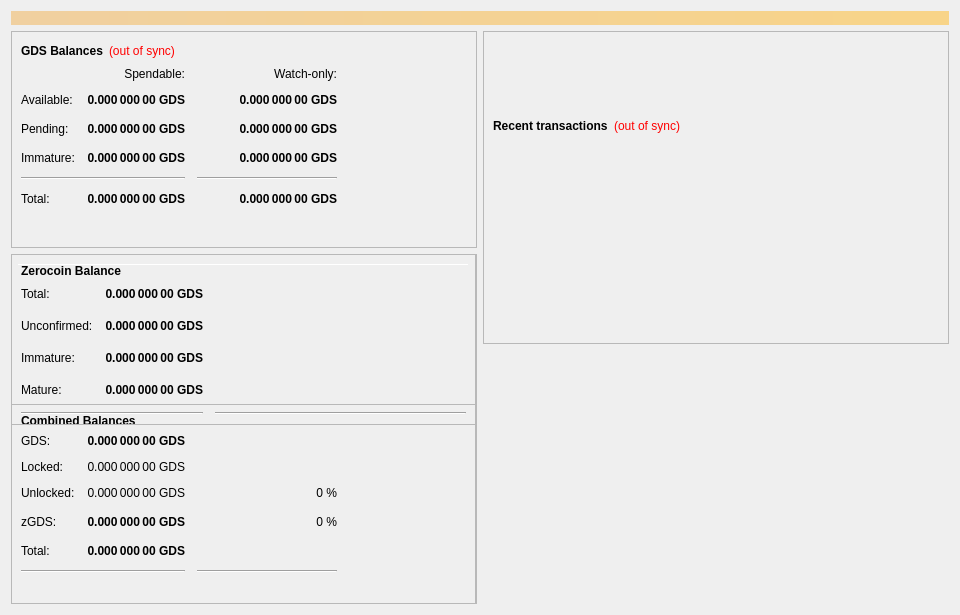
Above: src/qt/forms/overviewpage.ui from buddilla/GoCash-Core before the change. Below: the same form after it.
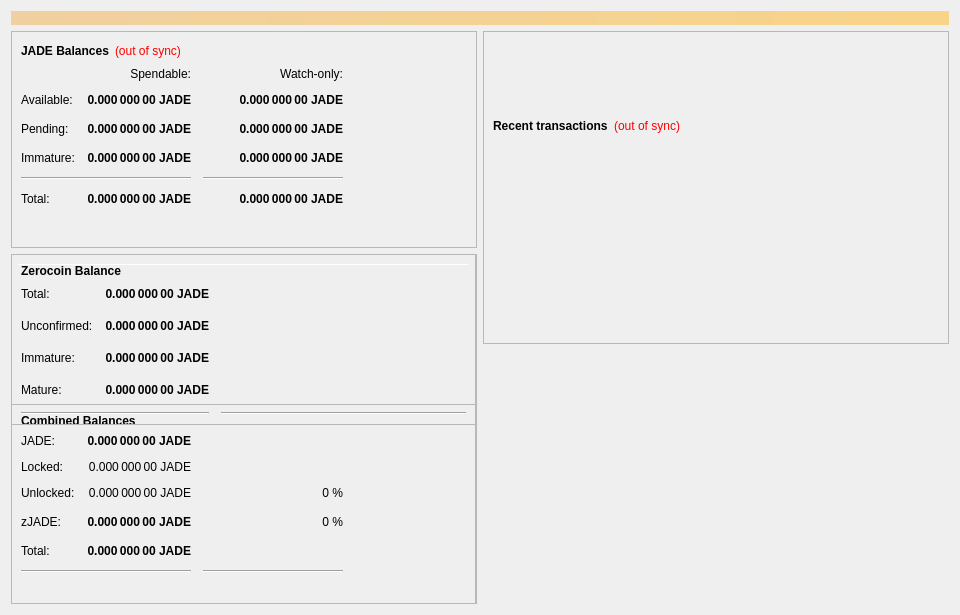
That is the form after the change.

The edit to the form file:
```diff
--- a/src/qt/forms/overviewpage.ui
+++ b/src/qt/forms/overviewpage.ui
@@ -60,7 +60,7 @@
                </font>
               </property>
               <property name="text">
-               <string>GDS Balances</string>
+               <string>JADE Balances</string>
               </property>
              </widget>
             </item>
@@ -118,7 +118,7 @@
                <string>Unconfirmed transactions to watch-only addresses</string>
               </property>
               <property name="text">
-               <string notr="true">0.000 000 00 GDS</string>
+               <string notr="true">0.000 000 00 JADE</string>
               </property>
               <property name="alignment">
                <set>Qt::AlignRight|Qt::AlignTrailing|Qt::AlignVCenter</set>
@@ -143,7 +143,7 @@
                <string>Total of transactions that have yet to be confirmed, and do not yet count toward the spendable balance</string>
               </property>
               <property name="text">
-               <string notr="true">0.000 000 00 GDS</string>
+               <string notr="true">0.000 000 00 JADE</string>
               </property>
               <property name="alignment">
                <set>Qt::AlignRight|Qt::AlignTrailing|Qt::AlignVCenter</set>
@@ -168,7 +168,7 @@
                <string>Staked or masternode rewards in watch-only addresses that has not yet matured</string>
               </property>
               <property name="text">
-               <string notr="true">0.000 000 00 GDS</string>
+               <string notr="true">0.000 000 00 JADE</string>
               </property>
               <property name="alignment">
                <set>Qt::AlignRight|Qt::AlignTrailing|Qt::AlignVCenter</set>
@@ -226,7 +226,7 @@
                <string>Staked or masternode rewards that has not yet matured</string>
               </property>
               <property name="text">
-               <string notr="true">0.000 000 00 GDS</string>
+               <string notr="true">0.000 000 00 JADE</string>
               </property>
               <property name="alignment">
                <set>Qt::AlignRight|Qt::AlignTrailing|Qt::AlignVCenter</set>
@@ -271,7 +271,7 @@
                <string>Your current total balance</string>
               </property>
               <property name="text">
-               <string notr="true">0.000 000 00 GDS</string>
+               <string notr="true">0.000 000 00 JADE</string>
               </property>
               <property name="alignment">
                <set>Qt::AlignRight|Qt::AlignTrailing|Qt::AlignVCenter</set>
@@ -296,7 +296,7 @@
                <string>Current total balance in watch-only addresses</string>
               </property>
               <property name="text">
-               <string notr="true">0.000 000 00 GDS</string>
+               <string notr="true">0.000 000 00 JADE</string>
               </property>
               <property name="alignment">
                <set>Qt::AlignRight|Qt::AlignTrailing|Qt::AlignVCenter</set>
@@ -338,7 +338,7 @@
                <string>Your current spendable balance</string>
               </property>
               <property name="text">
-               <string notr="true">0.000 000 00 GDS</string>
+               <string notr="true">0.000 000 00 JADE</string>
               </property>
               <property name="alignment">
                <set>Qt::AlignRight|Qt::AlignTrailing|Qt::AlignVCenter</set>
@@ -363,7 +363,7 @@
                <string>Your current balance in watch-only addresses</string>
               </property>
               <property name="text">
-               <string notr="true">0.000 000 00 GDS</string>
+               <string notr="true">0.000 000 00 JADE</string>
               </property>
               <property name="alignment">
                <set>Qt::AlignRight|Qt::AlignTrailing|Qt::AlignVCenter</set>
@@ -963,7 +963,7 @@
                 <string>Total of transactions that have yet to be confirmed, and do not yet count toward the spendable balance</string>
                </property>
                <property name="text">
-                <string notr="true">0.000 000 00 GDS</string>
+                <string notr="true">0.000 000 00 JADE</string>
                </property>
                <property name="alignment">
                 <set>Qt::AlignRight|Qt::AlignTrailing|Qt::AlignVCenter</set>
@@ -988,7 +988,7 @@
                 <string>Total Balance, including unconfirmed and immature coins.</string>
                </property>
                <property name="text">
-                <string notr="true">0.000 000 00 GDS</string>
+                <string notr="true">0.000 000 00 JADE</string>
                </property>
                <property name="alignment">
                 <set>Qt::AlignRight|Qt::AlignTrailing|Qt::AlignVCenter</set>
@@ -1021,7 +1021,7 @@
              <item row="1" column="0">
               <widget class="QLabel" name="labelBalanceTextz">
                <property name="text">
-                <string>GDS:</string>
+                <string>JADE:</string>
                </property>
               </widget>
              </item>
@@ -1040,7 +1040,7 @@
                 <string>Your current spendable balance</string>
                </property>
                <property name="text">
-                <string notr="true">0.000 000 00 GDS</string>
+                <string notr="true">0.000 000 00 JADE</string>
                </property>
                <property name="alignment">
                 <set>Qt::AlignRight|Qt::AlignTrailing|Qt::AlignVCenter</set>
@@ -1056,7 +1056,7 @@
                 <string/>
                </property>
                <property name="text">
-                <string>zGDS:</string>
+                <string>zJADE:</string>
                </property>
               </widget>
              </item>
@@ -1090,7 +1090,7 @@
                 <string>Locked GDS or Masternode collaterals. These are excluded from zGDS minting.</string>
                </property>
                <property name="text">
-                <string>0.000 000 00 GDS</string>
+                <string>0.000 000 00 JADE</string>
                </property>
                <property name="alignment">
                 <set>Qt::AlignRight|Qt::AlignTrailing|Qt::AlignVCenter</set>
@@ -1123,7 +1123,7 @@
                 <string>Unlocked GDSs. These can be used for zGDS minting.</string>
                </property>
                <property name="text">
-                <string>0.000 000 00 GDS</string>
+                <string>0.000 000 00 JADE</string>
                </property>
                <property name="alignment">
                 <set>Qt::AlignRight|Qt::AlignTrailing|Qt::AlignVCenter</set>
@@ -1234,7 +1234,7 @@
                 <string>All available zGDS, unconfirmed and immature zGDS included.</string>
                </property>
                <property name="text">
-                <string notr="true">0.000 000 00 GDS</string>
+                <string notr="true">0.000 000 00 JADE</string>
                </property>
                <property name="alignment">
                 <set>Qt::AlignRight|Qt::AlignTrailing|Qt::AlignVCenter</set>
@@ -1312,7 +1312,7 @@
 These zGDS are spendable.</string>
                </property>
                <property name="text">
-                <string>0.000 000 00 GDS</string>
+                <string>0.000 000 00 JADE</string>
                </property>
                <property name="alignment">
                 <set>Qt::AlignRight|Qt::AlignTrailing|Qt::AlignVCenter</set>
@@ -1343,7 +1343,7 @@
 Immature: confirmed, but less than 3 mints of the same denomination after it was minted</string>
                </property>
                <property name="text">
-                <string>0.000 000 00 GDS</string>
+                <string>0.000 000 00 JADE</string>
                </property>
                <property name="alignment">
                 <set>Qt::AlignRight|Qt::AlignTrailing|Qt::AlignVCenter</set>
@@ -1387,7 +1387,7 @@
 Immature: confirmed, but less than 3 mints of the same denomination after it was minted</string>
                </property>
                <property name="text">
-                <string>0.000 000 00 GDS</string>
+                <string>0.000 000 00 JADE</string>
                </property>
                <property name="alignment">
                 <set>Qt::AlignRight|Qt::AlignTrailing|Qt::AlignVCenter</set>
```
Left out of the diff: 26 changed lines with no effect on the pictures.
